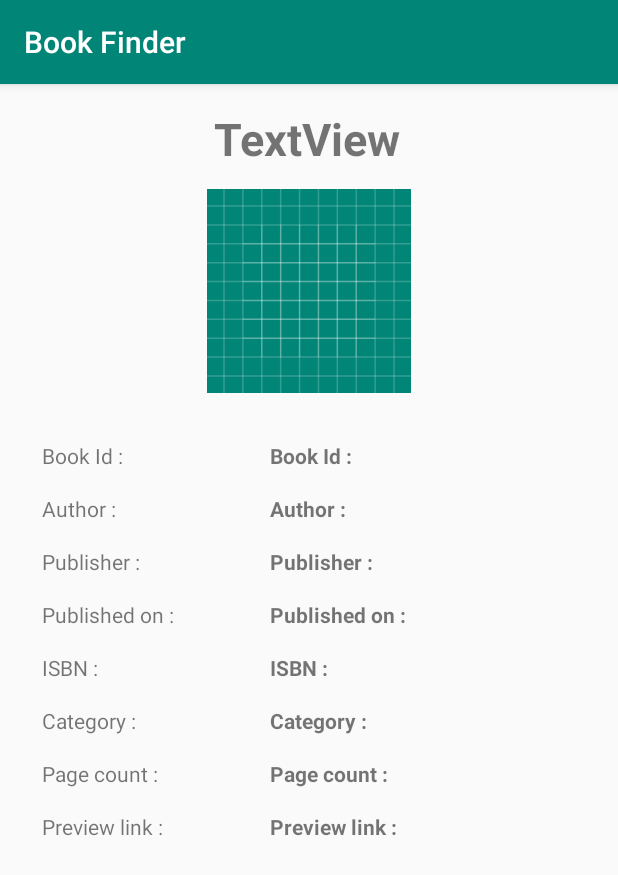
After one commit to amofen/Book-Finder, an Android app: the BookDetailsActivity screen opened directly, with no data from a screen before it, on a phone screen of 412 x 824 dp. The commit adds this screen. Shown: the top 875 px of the screen. Run offline under Robolectric (Android 15) with nearby library versions, the phone set to English and light mode, and no system bars; 9 statements that could not run were skipped.

Commit message:
book info activity

```diff
--- /dev/null
+++ b/app/src/main/java/com/example/bookfinder/BookDetailsActivity.java
@@ -0,0 +1,58 @@
+package com.example.bookfinder;
+
+import android.support.v7.app.AppCompatActivity;
+import android.os.Bundle;
+import android.widget.ImageView;
+import android.widget.TextView;
+
+import com.example.bookfinder.data.Book;
+
+public class BookDetailsActivity extends AppCompatActivity {
+    private TextView txtTitle;
+    private TextView txtBookId;
+    private TextView txtAuthor;
+    private TextView txtPublisher;
+    private TextView txtPublishedDate;
+    private TextView txtIsbn;
+    private TextView txtCategory;
+    private TextView txtPageCount;
+    private TextView txtLink;
+    private ImageView imgThumbnail;
+
+    @Override
+    protected void onCreate(Bundle savedInstanceState) {
+        super.onCreate(savedInstanceState);
+        setContentView(R.layout.activity_book_details);
+        fetchViews();
+        Book book = (Book)getIntent().getSerializableExtra("book");
+        initViews(book);
+
+    }
+
+    private void fetchViews() {
+        txtTitle = findViewById(R.id.inf_title);
+        txtTitle = findViewById(R.id.inf_title);
+        txtBookId = findViewById(R.id.inf_id);
+        txtAuthor  = findViewById(R.id.inf_author);
+        txtPublisher = findViewById(R.id.inf_publisher);
+        txtPublishedDate = findViewById(R.id.inf_pub_date);
+        txtIsbn = findViewById(R.id.inf_isbn);
+        txtCategory = findViewById(R.id.inf_category);
+        txtPageCount = findViewById(R.id.inf_page_count);
+        txtLink = findViewById(R.id.inf_link);
+        imgThumbnail = findViewById(R.id.inf_img);
+    }
+
+    private void initViews(Book book){
+        txtTitle.setText(book.getTitle());
+        txtBookId.setText(book.getId());
+        txtAuthor.setText(book.getAuthor());
+        txtPublisher.setText(book.getPublisher());
+        txtPublishedDate.setText(book.getPublishedDate());
+        txtIsbn.setText(book.getIsbn());
+        txtCategory.setText(book.getCategory());
+        txtPageCount.setText(Integer.toString(book.getPagesCount()));
+        txtLink.setText(book.getPreviewLink());
+        //TODO thumbnail insertion here
+    }
+}
--- /dev/null
+++ b/app/src/main/java/com/example/bookfinder/data/DataRetrievedListener.java
@@ -0,0 +1,6 @@
+package com.example.bookfinder.data;
+
+public interface DataRetrievedListener {
+
+    void onCompletedTask(Book book);
+}
--- /dev/null
+++ b/app/src/main/res/layout/activity_book_details.xml
@@ -0,0 +1,226 @@
+<?xml version="1.0" encoding="utf-8"?>
+<android.support.constraint.ConstraintLayout xmlns:android="http://schemas.android.com/apk/res/android"
+    xmlns:app="http://schemas.android.com/apk/res-auto"
+    xmlns:tools="http://schemas.android.com/tools"
+    android:layout_width="match_parent"
+    android:layout_height="match_parent"
+    tools:context=".BookDetailsActivity">
+
+    <ImageView
+        android:id="@+id/inf_img"
+        android:layout_width="153dp"
+        android:layout_height="136dp"
+        android:layout_marginStart="16dp"
+        android:layout_marginLeft="16dp"
+        android:layout_marginTop="70dp"
+        android:layout_marginEnd="16dp"
+        android:layout_marginRight="16dp"
+        app:layout_constraintEnd_toEndOf="parent"
+        app:layout_constraintStart_toStartOf="parent"
+        app:layout_constraintTop_toTopOf="parent"
+        app:srcCompat="@drawable/ic_launcher_background" />
+
+    <TableLayout
+        android:layout_width="match_parent"
+        android:layout_height="320dp"
+        android:layout_gravity="center"
+        android:layout_marginTop="24dp"
+        android:stretchColumns="1"
+        app:layout_constraintTop_toBottomOf="@+id/inf_img">
+
+        <TableRow android:weightSum="4">
+
+            <TextView
+                android:id="@+id/lbl_id"
+                android:layout_width="0dp"
+                android:layout_gravity="left"
+                android:layout_marginLeft="@dimen/book_lbl_left_margin"
+                android:layout_weight="@integer/book_lbl_weight"
+                android:padding="@dimen/book_tbl_padding"
+                android:text="@string/lbl_book_id" />
+
+            <TextView
+                android:id="@+id/inf_id"
+                android:layout_width="0dp"
+                android:layout_marginLeft="@dimen/book_inf_left_margin"
+                android:layout_weight="@integer/book_inf_weight"
+                android:gravity="left"
+                android:padding="@dimen/book_tbl_padding"
+                android:text="@string/lbl_book_id"
+                android:textStyle="bold" />
+        </TableRow>
+
+        <TableRow android:weightSum="4">
+
+            <TextView
+                android:id="@+id/lbl_author"
+                android:layout_width="0dp"
+                android:layout_gravity="left"
+                android:layout_marginLeft="@dimen/book_lbl_left_margin"
+                android:layout_weight="@integer/book_lbl_weight"
+                android:padding="@dimen/book_tbl_padding"
+                android:text="@string/lbl_book_author" />
+
+            <TextView
+                android:id="@+id/inf_author"
+                android:layout_width="0dp"
+                android:layout_marginLeft="@dimen/book_inf_left_margin"
+                android:layout_weight="@integer/book_inf_weight"
+                android:gravity="left"
+                android:padding="@dimen/book_tbl_padding"
+                android:text="@string/lbl_book_author"
+                android:textStyle="bold" />
+        </TableRow>
+
+        <TableRow android:weightSum="4">
+
+            <TextView
+                android:id="@+id/lbl_publisher"
+                android:layout_width="0dp"
+                android:layout_gravity="left"
+                android:layout_marginLeft="@dimen/book_lbl_left_margin"
+                android:layout_weight="@integer/book_lbl_weight"
+                android:padding="@dimen/book_tbl_padding"
+                android:text="@string/lbl_publisher" />
+
+            <TextView
+                android:id="@+id/inf_publisher"
+                android:layout_width="0dp"
+                android:layout_marginLeft="@dimen/book_inf_left_margin"
+                android:layout_weight="@integer/book_inf_weight"
+                android:gravity="left"
+                android:padding="@dimen/book_tbl_padding"
+                android:text="@string/lbl_publisher"
+                android:textStyle="bold" />
+        </TableRow>
+
+        <TableRow android:weightSum="4">
+
+            <TextView
+                android:id="@+id/lbl_pub_date"
+                android:layout_width="0dp"
+                android:layout_gravity="left"
+                android:layout_marginLeft="@dimen/book_lbl_left_margin"
+                android:layout_weight="@integer/book_lbl_weight"
+                android:padding="@dimen/book_tbl_padding"
+                android:text="@string/lbl_publication_date" />
+
+            <TextView
+                android:id="@+id/inf_pub_date"
+                android:layout_width="0dp"
+                android:layout_marginLeft="@dimen/book_inf_left_margin"
+                android:layout_weight="@integer/book_inf_weight"
+                android:gravity="left"
+                android:padding="@dimen/book_tbl_padding"
+                android:text="@string/lbl_publication_date"
+                android:textStyle="bold" />
+        </TableRow>
+
+        <TableRow android:weightSum="4">
+
+            <TextView
+                android:id="@+id/lbl_isbn"
+                android:layout_width="0dp"
+                android:layout_gravity="left"
+                android:layout_marginLeft="@dimen/book_lbl_left_margin"
+                android:layout_weight="@integer/book_lbl_weight"
+                android:padding="@dimen/book_tbl_padding"
+                android:text="@string/lbl_isbn_code" />
+
+            <TextView
+                android:id="@+id/inf_isbn"
+                android:layout_width="0dp"
+                android:layout_marginLeft="@dimen/book_inf_left_margin"
+                android:layout_weight="@integer/book_inf_weight"
+                android:gravity="left"
+                android:padding="@dimen/book_tbl_padding"
+                android:text="@string/lbl_isbn_code"
+                android:textStyle="bold" />
+        </TableRow>
+
+        <TableRow android:weightSum="4">
+
+            <TextView
+                android:id="@+id/lbl_category"
+                android:layout_width="0dp"
+                android:layout_gravity="left"
+                android:layout_marginLeft="@dimen/book_lbl_left_margin"
+                android:layout_weight="@integer/book_lbl_weight"
+                android:padding="@dimen/book_tbl_padding"
+                android:text="@string/lbl_book_category" />
+
+            <TextView
+                android:id="@+id/inf_category"
+                android:layout_width="0dp"
+                android:layout_marginLeft="@dimen/book_inf_left_margin"
+                android:layout_weight="@integer/book_inf_weight"
+                android:gravity="left"
+                android:padding="@dimen/book_tbl_padding"
+                android:text="@string/lbl_book_category"
+                android:textStyle="bold" />
+        </TableRow>
+
+        <TableRow android:weightSum="4">
+
+            <TextView
+                android:id="@+id/lbl_page_count"
+                android:layout_width="0dp"
+                android:layout_gravity="left"
+                android:layout_marginLeft="@dimen/book_lbl_left_margin"
+                android:layout_weight="@integer/book_lbl_weight"
+                android:padding="@dimen/book_tbl_padding"
+                android:text="@string/lbl_book_page_count" />
+
+            <TextView
+                android:id="@+id/inf_page_count"
+                android:layout_width="0dp"
+                android:layout_marginLeft="@dimen/book_inf_left_margin"
+                android:layout_weight="@integer/book_inf_weight"
+                android:gravity="left"
+                android:padding="@dimen/book_tbl_padding"
+                android:text="@string/lbl_book_page_count"
+                android:textStyle="bold" />
+        </TableRow>
+
+        <TableRow android:weightSum="4">
+
+            <TextView
+                android:id="@+id/lbl_link"
+                android:layout_width="0dp"
+                android:layout_gravity="left"
+                android:layout_marginLeft="@dimen/book_lbl_left_margin"
+                android:layout_weight="@integer/book_lbl_weight"
+                android:padding="@dimen/book_tbl_padding"
+                android:text="@string/lbl_book_link" />
+
+            <TextView
+                android:id="@+id/inf_link"
+                android:layout_width="0dp"
+                android:layout_marginLeft="@dimen/book_inf_left_margin"
+                android:layout_weight="@integer/book_inf_weight"
+                android:gravity="left"
+                android:padding="@dimen/book_tbl_padding"
+                android:text="@string/lbl_book_link"
+                android:textStyle="bold" />
+        </TableRow>
+
+
+    </TableLayout>
+
+    <TextView
+        android:id="@+id/inf_title"
+        android:layout_width="wrap_content"
+        android:layout_height="wrap_content"
+        android:layout_marginStart="176dp"
+        android:layout_marginLeft="176dp"
+        android:layout_marginTop="16dp"
+        android:layout_marginEnd="178dp"
+        android:layout_marginRight="178dp"
+        android:text="TextView"
+        android:textSize="30sp"
+        android:textStyle="bold"
+        app:layout_constraintEnd_toEndOf="parent"
+        app:layout_constraintHorizontal_bias="0.5"
+        app:layout_constraintStart_toStartOf="parent"
+        app:layout_constraintTop_toTopOf="parent" />
+</android.support.constraint.ConstraintLayout>
--- /dev/null
+++ b/app/src/main/res/values/dimensions.xml
@@ -0,0 +1,5 @@
+<resources>
+    <dimen name="book_lbl_left_margin">20dp</dimen>
+    <dimen name="book_inf_left_margin">8dp</dimen>
+    <dimen name="book_tbl_padding">8dip</dimen>
+</resources>
--- /dev/null
+++ b/app/src/main/res/values/integers.xml
@@ -0,0 +1,4 @@
+<resources>
+    <item name="book_lbl_weight" type="integer" format="float">1.5</item>
+    <item name="book_inf_weight" type="integer" format="float">2.5</item>
+</resources>
--- a/app/src/main/res/values/strings.xml
+++ b/app/src/main/res/values/strings.xml
@@ -9,5 +9,12 @@
     <string name="hint_isbn">ISBN CODE</string>
     <string name="msg_got_isbn">We got ISBN.Now click find !</string>
     <string name="msg_scan_first">Scan book code first !</string>
-    <string name="lbl_isbn_code">ISBN is :</string>
+    <string name="lbl_isbn_code">ISBN :</string>
+    <string name="lbl_book_id">Book Id :</string>
+    <string name="lbl_book_author">Author :</string>
+    <string name="lbl_publisher">Publisher :</string>
+    <string name="lbl_publication_date">Published on :</string>
+    <string name="lbl_book_category">Category :</string>
+    <string name="lbl_book_page_count">Page count :</string>
+    <string name="lbl_book_link">Preview link :</string>
 </resources>
```
Also changed, not shown: app/src/main/AndroidManifest.xml (+29 -11 lines), app/src/main/java/com/example/bookfinder/CodeScanActivity.java (+17 -1 lines), app/src/main/java/com/example/bookfinder/data/Book.java (added, +100 -0 lines), app/src/main/java/com/example/bookfinder/data/BookInfoRetrieveAsyncTask.java (added, +47 -0 lines).
